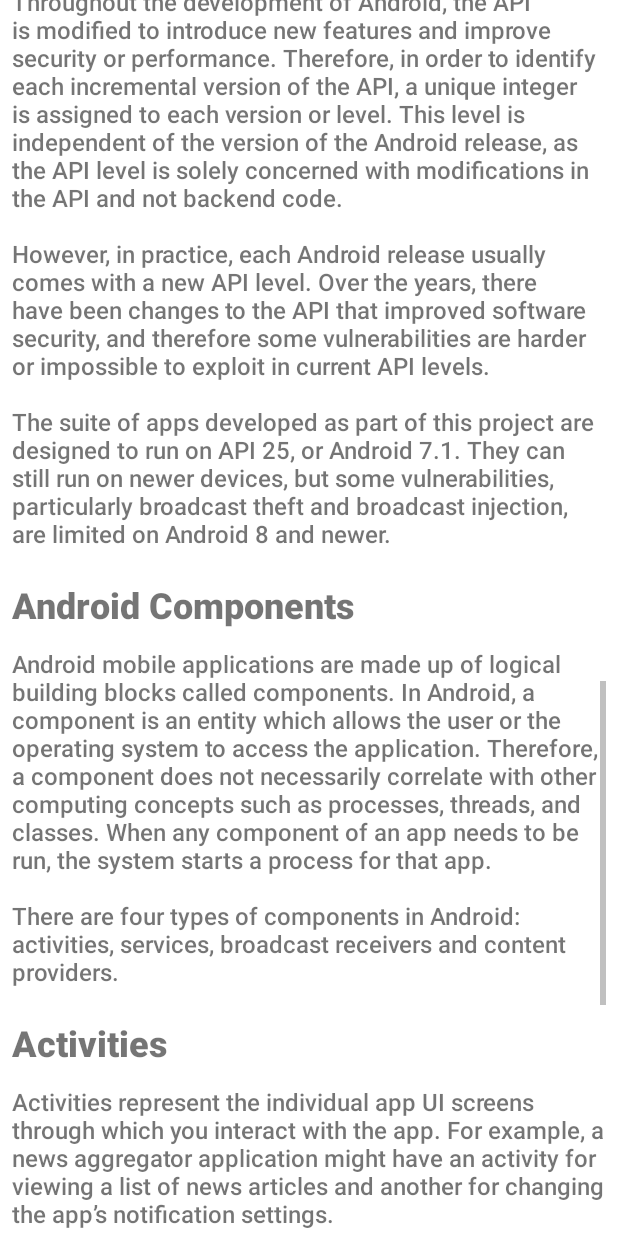
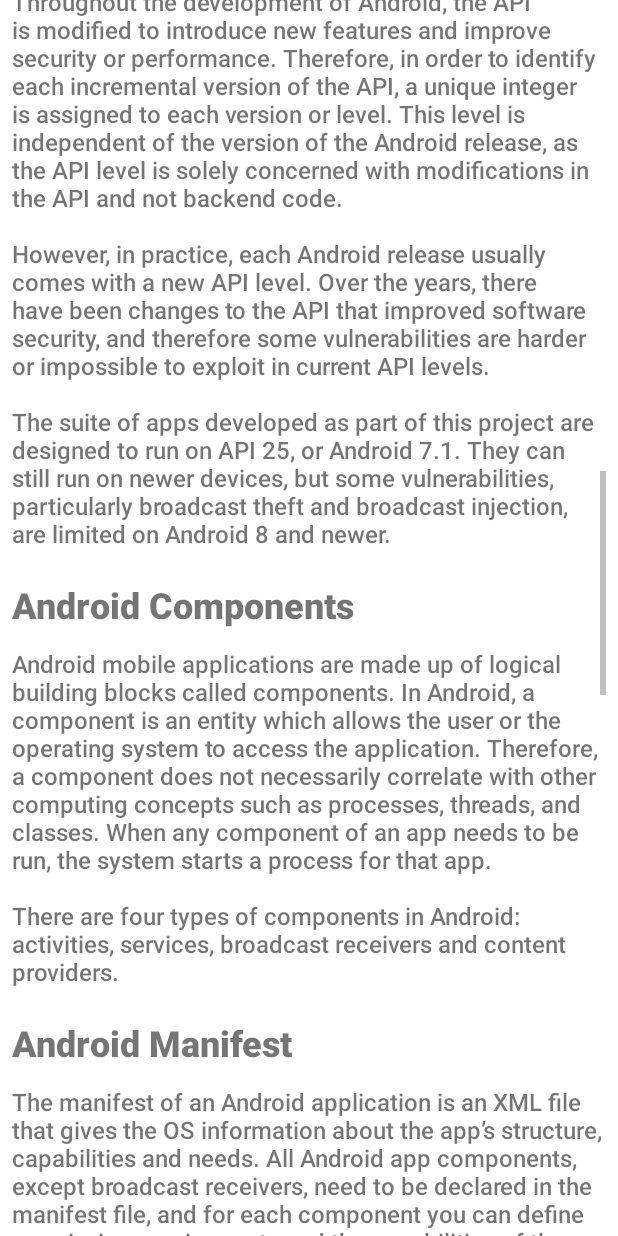
Before and after one commit to Alexandru-Dascalu/Damn-Vulnerable-Mobile-ICC, an Android app: the screen it shows after launch (WelcomeActivity), scrolled down 1730 dp, on a phone screen of 412 x 824 dp. Run offline under Robolectric (Android 15) with nearby library versions, the phone set to English and light mode, and no system bars.

Commit message:
added more text

```diff
--- a/app/src/main/res/layout/activity_welcome.xml
+++ b/app/src/main/res/layout/activity_welcome.xml
@@ -145,6 +145,28 @@
                 android:textSize="16sp" />
 
             <TextView
+                android:id="@+id/manifestHeader"
+                android:layout_width="match_parent"
+                android:layout_height="wrap_content"
+                android:gravity="start"
+
+                android:text="@string/androidManifestHeading"
+                android:fontFamily="sans-serif-black"
+                android:textSize="24sp"
+
+                android:paddingBottom="12dp"
+                android:paddingTop="20dp"/>
+
+            <TextView
+                android:id="@+id/manifestText"
+                android:layout_width="match_parent"
+                android:layout_height="wrap_content"
+
+                android:fontFamily="sans-serif-medium"
+                android:text="@string/androidManifestText"
+                android:textSize="16sp" />
+
+            <TextView
                 android:id="@+id/activitiesHeader"
                 android:layout_width="match_parent"
                 android:layout_height="wrap_content"
@@ -163,7 +185,7 @@
                 android:layout_height="wrap_content"
 
                 android:fontFamily="sans-serif-medium"
-                android:text="@string/activities"
+                android:text="@string/activitiesText"
                 android:textSize="16sp" />
 
             <TextView
@@ -185,7 +207,51 @@
                 android:layout_height="wrap_content"
 
                 android:fontFamily="sans-serif-medium"
-                android:text="@string/services"
+                android:text="@string/servicesText"
+                android:textSize="16sp" />
+
+            <TextView
+                android:id="@+id/receiversHeader"
+                android:layout_width="match_parent"
+                android:layout_height="wrap_content"
+                android:gravity="start"
+
+                android:text="@string/receiverHeading"
+                android:fontFamily="sans-serif-black"
+                android:textSize="24sp"
+
+                android:paddingBottom="12dp"
+                android:paddingTop="20dp"/>
+
+            <TextView
+                android:id="@+id/receiversText"
+                android:layout_width="match_parent"
+                android:layout_height="wrap_content"
+
+                android:fontFamily="sans-serif-medium"
+                android:text="@string/receiverText"
+                android:textSize="16sp" />
+
+            <TextView
+                android:id="@+id/providersHeader"
+                android:layout_width="match_parent"
+                android:layout_height="wrap_content"
+                android:gravity="start"
+
+                android:text="@string/providerHeading"
+                android:fontFamily="sans-serif-black"
+                android:textSize="24sp"
+
+                android:paddingBottom="12dp"
+                android:paddingTop="20dp"/>
+
+            <TextView
+                android:id="@+id/providersText"
+                android:layout_width="match_parent"
+                android:layout_height="wrap_content"
+
+                android:fontFamily="sans-serif-medium"
+                android:text="@string/providerText"
                 android:textSize="16sp" />
 
         </LinearLayout>
--- a/app/src/main/res/values/strings.xml
+++ b/app/src/main/res/values/strings.xml
@@ -37,7 +37,7 @@
 
         \n\nThirdly, while the overwhelming majority of vulnerabilities of other types are
         introduced in apps through the use of third-party libraries and rarely through developer
-        code, ICC vulnerabilities differ. According to <a href ="https://ieeexplore.ieee.org/abstract/document/8936901">this paper</a>
+        code, ICC vulnerabilities are different. According to <a href ="https://ieeexplore.ieee.org/abstract/document/8936901">this paper</a>
         , between a third and a half of ICC vulnerabilities come from developer code. Therefore,
         education about ICC vulnerabilities addressed to developers would lead to less
         vulnerabilities of this type.
@@ -45,7 +45,7 @@
         \n\nFourthly, ICC vulnerabilities are not showcased in detail in real word projects
         similar to ours. Damn Vulnerable Web Application does not cover any Inter Process
         vulnerabilities and TryHackMe.com has no dedicated activities on this topic. Damn Insecure
-        and Vulnerable App has 2 activities that exploit badly implemented communication
+        and Vulnerable App has 2 challenges that exploit badly implemented communication
         between components. However, they do not show in detail all the possible ICC vulnerabilities
         and threats.
     </string>
@@ -54,7 +54,7 @@
         In Android, each application is assigned a unique user ID known only by the OS. The files
         of an app can only be accessed by a user with the same ID as that of the app. Moreover,
         each app runs in its own process by default, and each process runs in its own virtual
-        machine. Therefore, each Android application runs in its own sandbox, which
+        machine. Therefore, each Android app has its own sandbox, which
         enhances the security of the system, as apps are separated from each other.
     </string>
     <string name="apiLevelsHeader">API Levels</string>
@@ -62,7 +62,7 @@
         Code written by mobile app developers can interact with the Android system through its
         Application Programming Interface, or API. This API is made up of various packages, classes
         and XML elements that are used to define UI elements, access system resources, define
-        application security, and much more.
+        application security, and more.
 
         \n\nThroughout the development of Android,
         the API is modified to introduce new features and improve security or performance. Therefore,
@@ -89,21 +89,34 @@
         \n\nThere are four types of components in Android: activities, services, broadcast receivers
         and content providers.
     </string>
+    <string name="androidManifestHeading">Android Manifest</string>
+    <string name="androidManifestText">
+        The manifest of an Android application is an XML file that gives the OS information
+        about the app’s structure, capabilities and needs. All Android app components, except
+        broadcast receivers, need to be declared in the manifest file, and for each component you
+        can define permission requirements and the capabilities of the component.
+
+        \n\nMoreover, the developer must say in the manifest file what hardware or software system
+        features the app uses, whether those features are required, and what is the minimum API
+        level that the app can run on. For example, an app would not be installed on a device if
+        the app’s manifest said it required a microphone and the mobile device did not have
+        a microphone.
+    </string>
     <string name="activitiesHeading">Activities</string>
-    <string name="activities">
+    <string name="activitiesText">
         Activities represent the individual app UI screens through which you interact with the app.
         For example, a news aggregator application might have an activity for viewing a list of
         news articles and another for changing the app’s notification settings.
 
         \n\nActivities are used by the operating system to keep track of what the you see on screen,
-        of what information you are interested in, and of minimized apps that might be needed later.
+        of what information you are interested in, and of minimized apps.
 
         \n\nActivities are independent components and therefore it is possible that activities of
         different apps collaborate. This is what happens in a browser when you want to share
         a link and you have to choose between various messaging applications.
     </string>
     <string name="servicesHeading">Services</string>
-    <string name="services">
+    <string name="servicesText">
         Services are components used for running more long-term operations in the background.
         A service does not represent a separate process or thread, but an interface for the system
         to let the app work in the background. A service does not have a UI by itself.
@@ -116,4 +129,40 @@
         things that are not noticeable by the user, and bound services, which act as servers
         responding to requests made by client components.
     </string>
+    <string name="receiverHeading">Broadcast Receivers</string>
+    <string name="receiverText">
+        Broadcast receivers are components that an app uses to receive system wide broadcasts.
+        These broadcasts are messages sent by the operating system or by other apps. Using
+        receivers, applications can react to various events. A receiver can
+        listen for an event even when the app is not running.
+
+        \n\nFor example, the system can send a broadcast letting apps know that the device’s
+        battery is low or that airplane mode has been activated, or an application can send a
+        message that the download of a file has finished, and it can be accessed now.
+
+        \n\nUsually, broadcast receivers do a minimal amount of work and simply start other
+        components like activities or services to handle the event. Broadcast receivers do not have
+        a user interface, but can display notifications. In addition, it is worth noting that they
+        do not have to be declared in the manifest file but can be created programmatically as well.
+
+        \n\nThere are three types of broadcasts:
+            \n\n• Normal broadcasts – These are sent to all receivers at the same time, and each receiver can react independently of other receivers.
+            \n\n• Ordered broadcasts – These are sent to receivers one by one. Unlike normal broadcast,
+        the receiver currently processing the broadcast can change what information the broadcast
+        contains, and can even cancel the broadcast. Broadcast receivers can be registered with a
+        certain priority for getting broadcasts. Receivers with the same priority get broadcasts
+        in random order.
+            \n\n• Sticky broadcasts – Broadcasts of this type are persistent, as they remain after
+        they have been broadcast to all receivers and are re-broadcast to any newly created
+        receivers. They have been deprecated since API level 21, because they are very insecure,
+        and will not be covered by this project.
+    </string>
+    <string name="providerHeading">Content Providers</string>
+    <string name="providerText">
+        Content providers are interfaces through which apps can access data stored in persistent
+        storage such as a remote server, an SQLite database or local file storage. A provider can
+        be used by components of other apps. Therefore, they are used by the system to manage
+        access to shared data. Content providers can restrict access to the data to apps with
+        certain permissions and give temporary access to certain files only.
+    </string>
 </resources>
```
